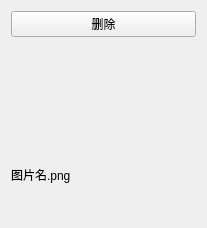
Orange-66/LAPS-v1.0, file UI/ui_image_item.ui: the form before one commit.
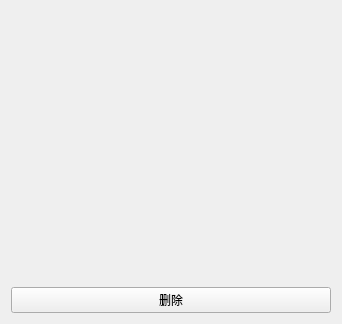
The form after the commit.

Commit message: - 完成了图像信息按钮的显示； - 完成了原图在点击图像信息按钮的弹出框的展示； - 完成了点击图像信息按钮的弹出框的删除功能；

```diff
--- a/UI/ui_image_item.ui
+++ b/UI/ui_image_item.ui
@@ -6,8 +6,8 @@
    <rect>
     <x>0</x>
     <y>0</y>
-    <width>207</width>
-    <height>228</height>
+    <width>342</width>
+    <height>324</height>
    </rect>
   </property>
   <property name="windowTitle">
@@ -15,23 +15,16 @@
   </property>
   <layout class="QVBoxLayout" name="verticalLayout">
    <item>
-    <widget class="QPushButton" name="pushButton">
-     <property name="text">
-      <string>删除</string>
-     </property>
-    </widget>
-   </item>
-   <item>
-    <widget class="QLabel" name="label">
+    <widget class="QLabel" name="label_image_item">
      <property name="text">
       <string/>
      </property>
     </widget>
    </item>
    <item>
-    <widget class="QLabel" name="label_2">
+    <widget class="QPushButton" name="btn_delete">
      <property name="text">
-      <string>图片名.png</string>
+      <string>删除</string>
      </property>
     </widget>
    </item>
```
Left out of the diff: 6 changed lines with no effect on the pictures. The commit also changes 10 other files.
